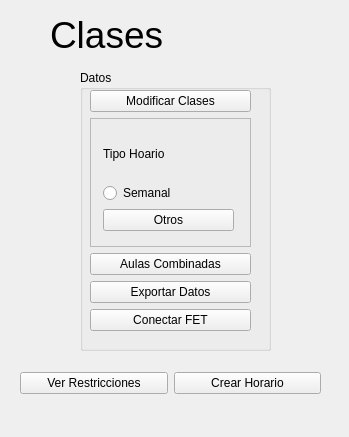
Qt form Aplicacion/interfaces/Ui/classes.ui (nestorgranado/URJC-TFG-Aplicacion-para-la-gestion-de-horarios-y-examenes-en-la-universidad) before a commit.
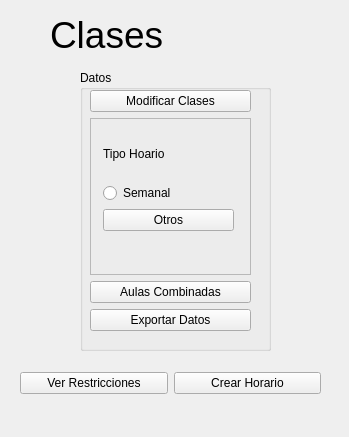
The same form after that commit.

Diff of the .ui file:
```diff
--- a/Aplicacion/interfaces/Ui/classes.ui
+++ b/Aplicacion/interfaces/Ui/classes.ui
@@ -117,13 +117,6 @@
        </property>
       </widget>
      </item>
-     <item>
-      <widget class="QPushButton" name="fet">
-       <property name="text">
-        <string>Conectar FET</string>
-       </property>
-      </widget>
-     </item>
     </layout>
    </widget>
   </widget>
```
